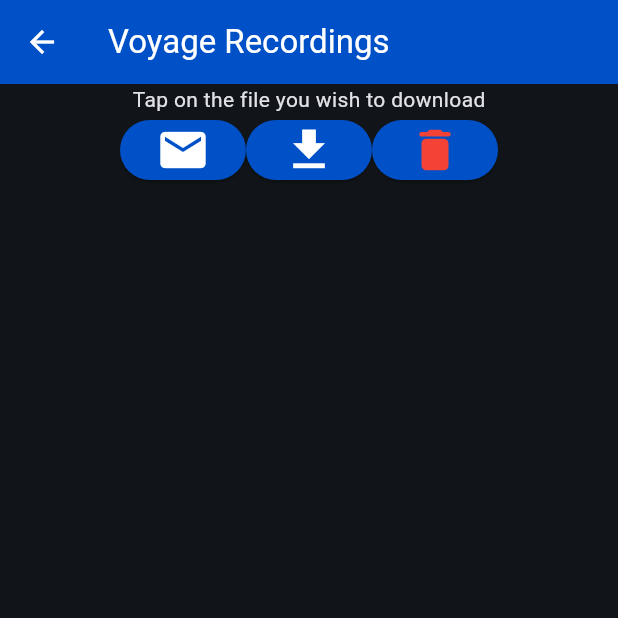
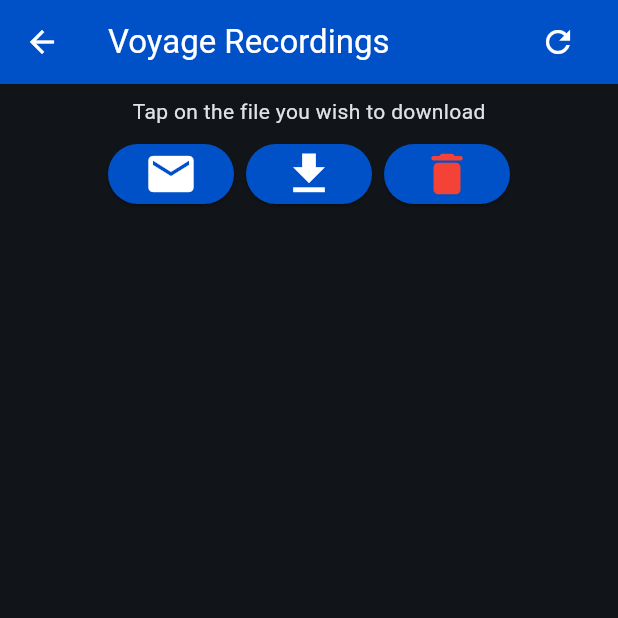
Before and after one commit to agk1190/NMEATrax-App, a Flutter app: the DownloadsPage screen opened directly, on a phone screen of 412 x 824 dp, the top half of it. Run offline on Flutter 3.47's test engine with Material 3 defaults, Android fonts, the phone set to English and light mode, and no system bars; our stand-ins replace csv, file_picker, flutter_map, latlong2, permission_handler, settings_ui and 1 more; missing offline and left inert: dart_ping, gpx, keep_screen_on; accounts and stored records are empty.

```diff
--- a/lib/downloads.dart
+++ b/lib/downloads.dart
@@ -52,7 +52,13 @@ class _DownloadsPageState extends State<DownloadsPage> {
     return Scaffold(
       backgroundColor: Theme.of(context).colorScheme.surface,
       appBar: AppBar(
-        title: Text('Voyage Recordings', style: TextStyle(color: Theme.of(context).colorScheme.onPrimary),),
+        title: Row(
+          children: [
+            Text('Voyage Recordings', style: TextStyle(color: Theme.of(context).colorScheme.onPrimary),),
+            Spacer(),
+            IconButton(onPressed: getFilesList, icon: Icon(Icons.refresh, color: Theme.of(context).colorScheme.onPrimary,)),
+          ],
+        ),
         backgroundColor: Theme.of(context).colorScheme.primary,
         iconTheme: Theme.of(context).primaryIconTheme,
       ),
@@ -61,8 +67,12 @@ class _DownloadsPageState extends State<DownloadsPage> {
         child: Column(
           mainAxisAlignment: MainAxisAlignment.start,
           children: [
-            const Text("Tap on the file you wish to download"),
+            Padding(
+              padding: const EdgeInsets.all(8.0),
+              child: const Text("Tap on the file you wish to download"),
+            ),
             OverflowBar(
+              spacing: 8,
               alignment: MainAxisAlignment.center,
               children: [
                 ElevatedButton(
```
Also changed, not shown: lib/live.dart (+21 -6 lines).
